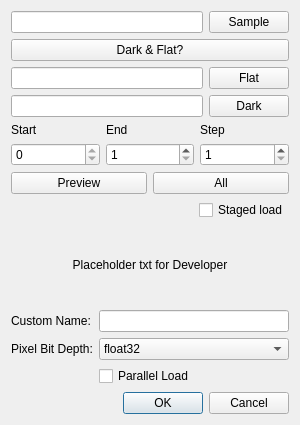
The window that mantidimaging/gui/ui/load_dialog.ui (mantidproject/mantidimaging) describes before a commit, drawn with Qt 5.
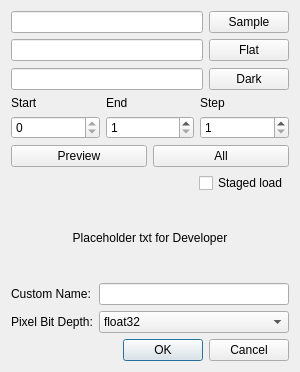
The same window after the commit.

Diff of the .ui file:
```diff
--- a/mantidimaging/gui/ui/load_dialog.ui
+++ b/mantidimaging/gui/ui/load_dialog.ui
@@ -7,7 +7,7 @@
     <x>0</x>
     <y>0</y>
     <width>300</width>
-    <height>425</height>
+    <height>372</height>
    </rect>
   </property>
   <property name="windowTitle">
@@ -30,13 +30,6 @@
        </item>
       </layout>
      </item>
-     <item>
-      <widget class="QPushButton" name="dark_flat_button">
-       <property name="text">
-        <string>Dark &amp;&amp; Flat?</string>
-       </property>
-      </widget>
-     </item>
      <item>
       <widget class="QWidget" name="flat_widget" native="true">
        <layout class="QHBoxLayout" name="flatLayout">
@@ -220,13 +213,6 @@
        </property>
       </widget>
      </item>
-     <item row="2" column="1">
-      <widget class="QCheckBox" name="parallelLoad">
-       <property name="text">
-        <string>Parallel Load</string>
-       </property>
-      </widget>
-     </item>
      <item row="1" column="0">
       <widget class="QLabel" name="label_5">
        <property name="text">
@@ -240,26 +226,11 @@
         <bool>false</bool>
        </property>
        <property name="currentIndex">
-        <number>4</number>
+        <number>1</number>
        </property>
        <item>
         <property name="text">
-         <string>uint8</string>
-        </property>
-       </item>
-       <item>
-        <property name="text">
-         <string>uint16</string>
-        </property>
-       </item>
-       <item>
-        <property name="text">
-         <string>int32</string>
-        </property>
-       </item>
-       <item>
-        <property name="text">
-         <string>int64</string>
+         <string>float16</string>
         </property>
        </item>
        <item>
```
